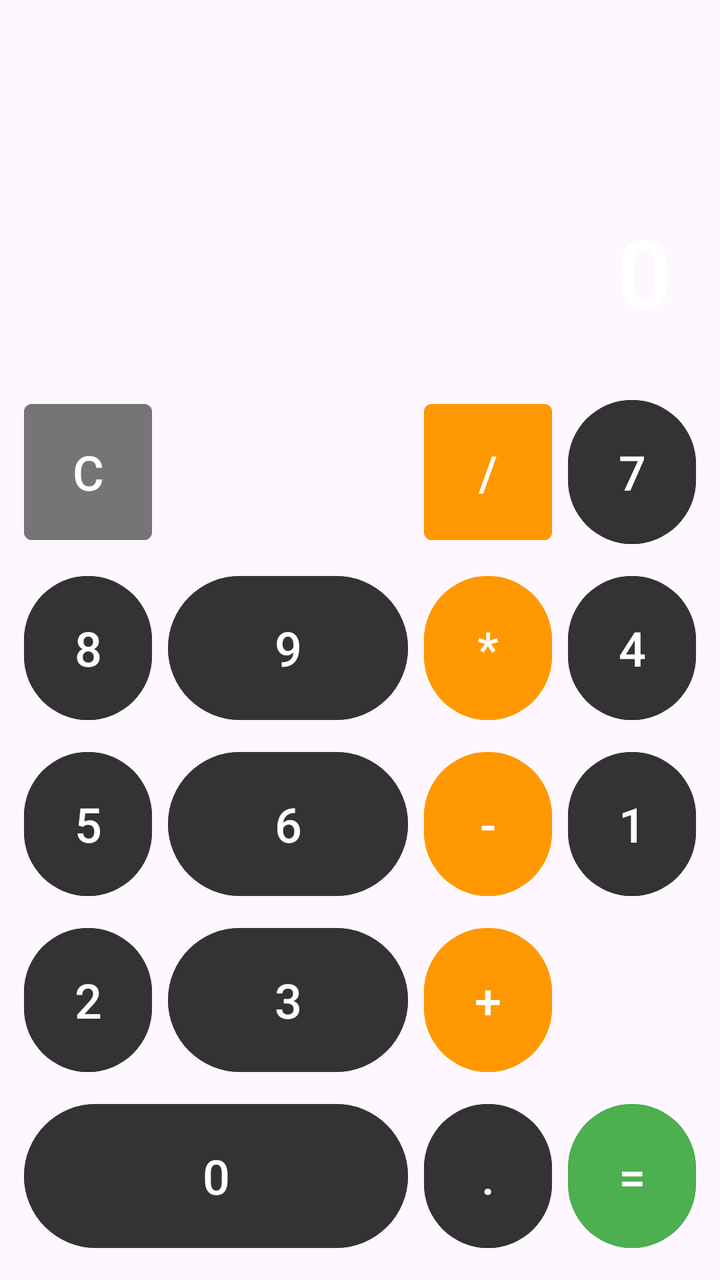
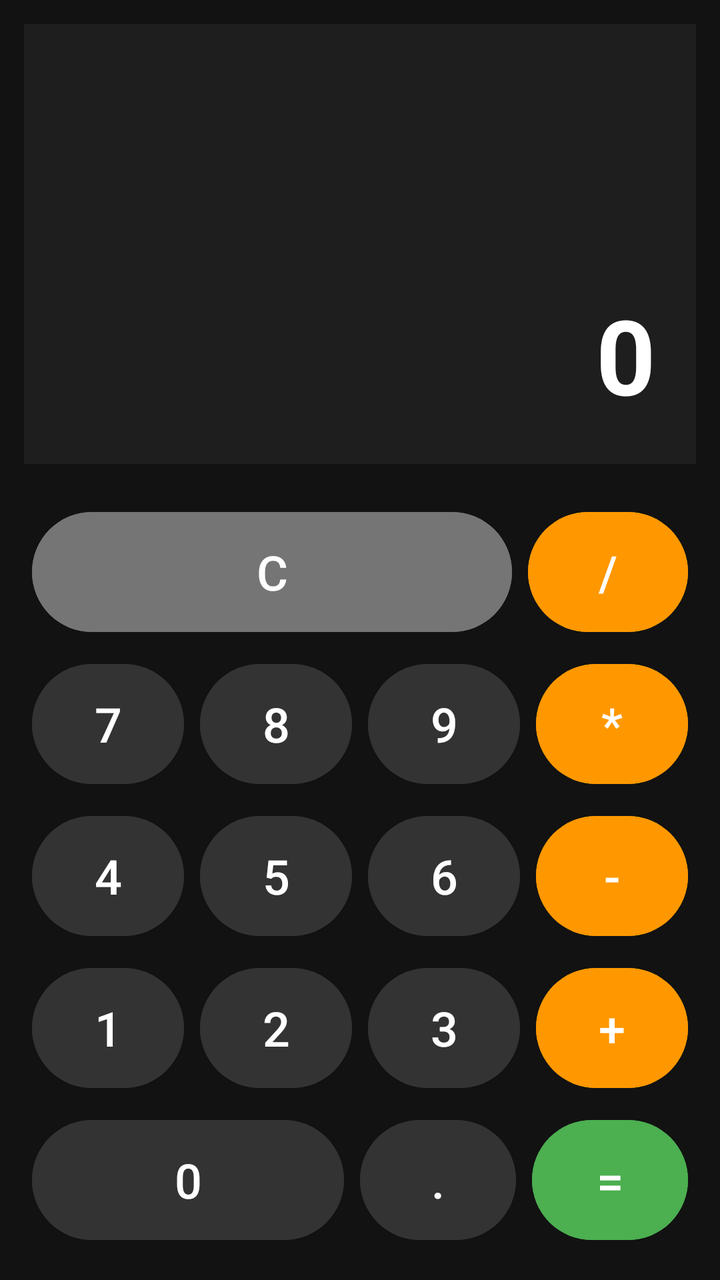

Two renders of the same Android screen: before a commit and after it. Below are the layout's source before the change and the commit's diff.
<!-- AndroidManifest.xml: application theme Theme.Rolin -->
<!-- res/layout/activity_calculadora.xml -->
<?xml version="1.0" encoding="utf-8"?>
<androidx.constraintlayout.widget.ConstraintLayout xmlns:android="http://schemas.android.com/apk/res/android"
    xmlns:app="http://schemas.android.com/apk/res-auto"
    xmlns:tools="http://schemas.android.com/tools"
    android:id="@+id/main"
    android:layout_width="match_parent"
    android:layout_height="match_parent"
    tools:context=".CalculadoraAc">

    <TextView
        android:id="@+id/tvResultado"
        android:layout_width="0dp"
        android:layout_height="wrap_content"
        android:layout_margin="24dp"
        android:gravity="end|bottom"
        android:maxLines="2"
        android:text="0"
        android:textColor="#FFFFFF"
        android:textSize="48sp"
        android:textStyle="bold"
        app:layout_constraintBottom_toTopOf="@+id/gridLayout"
        app:layout_constraintEnd_toEndOf="parent"
        app:layout_constraintStart_toStartOf="parent"
        app:layout_constraintTop_toTopOf="parent"
        app:layout_constraintVertical_bias="1.0" />

    <GridLayout
        android:id="@+id/gridLayout"
        android:layout_width="0dp"
        android:layout_height="wrap_content"
        android:layout_margin="8dp"
        android:columnCount="4"
        android:rowCount="5"
        app:layout_constraintBottom_toBottomOf="parent"
        app:layout_constraintEnd_toEndOf="parent"
        app:layout_constraintStart_toStartOf="parent">

        <Button
            android:id="@+id/btnLimpiar"
            style="@style/Widget.MaterialComponents.Button"
            android:layout_width="0dp"
            android:layout_height="80dp"
            android:layout_columnWeight="1"
            android:layout_margin="4dp"
            android:backgroundTint="#757575"
            android:text="C"
            android:textColor="#FFFFFF"
            android:textSize="24sp" />

        <Space
            android:layout_width="0dp"
            android:layout_height="80dp"
            android:layout_columnWeight="2" />

        <Button
            android:id="@+id/btnDividir"
            style="@style/Widget.MaterialComponents.Button"
            android:layout_width="0dp"
            android:layout_height="80dp"
            android:layout_columnWeight="1"
            android:layout_margin="4dp"
            android:backgroundTint="#FF9800"
            android:text="/"
            android:textColor="#FFFFFF"
            android:textSize="24sp" />

        
        <Button
            android:id="@+id/btn7"
            android:layout_width="0dp"
            android:layout_height="80dp"
            android:layout_columnWeight="1"
            android:layout_margin="4dp"
            android:backgroundTint="#333333"
            android:text="7"
            android:textColor="#FFFFFF"
            android:textSize="24sp" />

        <Button
            android:id="@+id/btn8"
            android:layout_width="0dp"
            android:layout_height="80dp"
            android:layout_columnWeight="1"
            android:layout_margin="4dp"
            android:backgroundTint="#333333"
            android:text="8"
            android:textColor="#FFFFFF"
            android:textSize="24sp" />

        <Button
            android:id="@+id/btn9"
            android:layout_width="0dp"
            android:layout_height="80dp"
            android:layout_columnWeight="1"
            android:layout_margin="4dp"
            android:backgroundTint="#333333"
            android:text="9"
            android:textColor="#FFFFFF"
            android:textSize="24sp" />

        <Button
            android:id="@+id/btnMultiplicar"
            android:layout_width="0dp"
            android:layout_height="80dp"
            android:layout_columnWeight="1"
            android:layout_margin="4dp"
            android:backgroundTint="#FF9800"
            android:text="*"
            android:textColor="#FFFFFF"
            android:textSize="24sp" />

        
        <Button
            android:id="@+id/btn4"
            android:layout_width="0dp"
            android:layout_height="80dp"
            android:layout_columnWeight="1"
            android:layout_margin="4dp"
            android:backgroundTint="#333333"
            android:text="4"
            android:textColor="#FFFFFF"
            android:textSize="24sp" />

        <Button
            android:id="@+id/btn5"
            android:layout_width="0dp"
            android:layout_height="80dp"
            android:layout_columnWeight="1"
            android:layout_margin="4dp"
            android:backgroundTint="#333333"
            android:text="5"
            android:textColor="#FFFFFF"
            android:textSize="24sp" />

        <Button
            android:id="@+id/btn6"
            android:layout_width="0dp"
            android:layout_height="80dp"
            android:layout_columnWeight="1"
            android:layout_margin="4dp"
            android:backgroundTint="#333333"
            android:text="6"
            android:textColor="#FFFFFF"
            android:textSize="24sp" />

        <Button
            android:id="@+id/btnRestar"
            android:layout_width="0dp"
            android:layout_height="80dp"
            android:layout_columnWeight="1"
            android:layout_margin="4dp"
            android:backgroundTint="#FF9800"
            android:text="-"
            android:textColor="#FFFFFF"
            android:textSize="24sp" />

        
        <Button
            android:id="@+id/btn1"
            android:layout_width="0dp"
            android:layout_height="80dp"
            android:layout_columnWeight="1"
            android:layout_margin="4dp"
            android:backgroundTint="#333333"
            android:text="1"
            android:textColor="#FFFFFF"
            android:textSize="24sp" />

        <Button
            android:id="@+id/btn2"
            android:layout_width="0dp"
            android:layout_height="80dp"
            android:layout_columnWeight="1"
            android:layout_margin="4dp"
            android:backgroundTint="#333333"
            android:text="2"
            android:textColor="#FFFFFF"
            android:textSize="24sp" />

        <Button
            android:id="@+id/btn3"
            android:layout_width="0dp"
            android:layout_height="80dp"
            android:layout_columnWeight="1"
            android:layout_margin="4dp"
            android:backgroundTint="#333333"
            android:text="3"
            android:textColor="#FFFFFF"
            android:textSize="24sp" />

        <Button
            android:id="@+id/btnSumar"
            android:layout_width="0dp"
            android:layout_height="80dp"
            android:layout_columnWeight="1"
            android:layout_margin="4dp"
            android:backgroundTint="#FF9800"
            android:text="+"
            android:textColor="#FFFFFF"
            android:textSize="24sp" />

        
        <Button
            android:id="@+id/btn0"
            android:layout_width="0dp"
            android:layout_height="80dp"
            android:layout_columnSpan="2"
            android:layout_columnWeight="2"
            android:layout_margin="4dp"
            android:backgroundTint="#333333"
            android:text="0"
            android:textColor="#FFFFFF"
            android:textSize="24sp" />

        <Button
            android:id="@+id/btnPunto"
            android:layout_width="0dp"
            android:layout_height="80dp"
            android:layout_columnWeight="1"
            android:layout_margin="4dp"
            android:backgroundTint="#333333"
            android:text="."
            android:textColor="#FFFFFF"
            android:textSize="24sp" />

        <Button
            android:id="@+id/btnIgual"
            android:layout_width="0dp"
            android:layout_height="80dp"
            android:layout_columnWeight="1"
            android:layout_margin="4dp"
            android:backgroundTint="#4CAF50"
            android:text="="
            android:textColor="#FFFFFF"
            android:textSize="24sp" />

    </GridLayout>

</androidx.constraintlayout.widget.ConstraintLayout>
<!-- resources referenced by this layout -->
<resources>
  <style name="Theme.Rolin" parent="Base.Theme.Rolin" />
  <style name="Base.Theme.Rolin" parent="Theme.Material3.DayNight.NoActionBar">
          
          
      </style>
</resources>

<!-- the commit's change to res/layout/activity_calculadora.xml (unified diff, before → after) -->
@@ -5,235 +5,254 @@
     android:id="@+id/main"
     android:layout_width="match_parent"
     android:layout_height="match_parent"
+    android:background="#121212"
+    android:padding="12dp"
     tools:context=".CalculadoraAc">
 
     <TextView
         android:id="@+id/tvResultado"
         android:layout_width="0dp"
-        android:layout_height="wrap_content"
-        android:layout_margin="24dp"
+        android:layout_height="0dp"
+        android:layout_marginBottom="16dp"
+        android:background="#1E1E1E"
         android:gravity="end|bottom"
         android:maxLines="2"
+        android:padding="20dp"
         android:text="0"
         android:textColor="#FFFFFF"
-        android:textSize="48sp"
+        android:textSize="52sp"
         android:textStyle="bold"
-        app:layout_constraintBottom_toTopOf="@+id/gridLayout"
+        app:layout_constraintBottom_toTopOf="@id/contenedorTeclado"
         app:layout_constraintEnd_toEndOf="parent"
         app:layout_constraintStart_toStartOf="parent"
-        app:layout_constraintTop_toTopOf="parent"
-        app:layout_constraintVertical_bias="1.0" />
-
-    <GridLayout
-        android:id="@+id/gridLayout"
+        app:layout_constraintTop_toTopOf="parent" />
+
+    <LinearLayout
+        android:id="@+id/contenedorTeclado"
         android:layout_width="0dp"
         android:layout_height="wrap_content"
-        android:layout_margin="8dp"
-        android:columnCount="4"
-        android:rowCount="5"
+        android:orientation="vertical"
         app:layout_constraintBottom_toBottomOf="parent"
         app:layout_constraintEnd_toEndOf="parent"
         app:layout_constraintStart_toStartOf="parent">
 
-        <Button
-            android:id="@+id/btnLimpiar"
-            style="@style/Widget.MaterialComponents.Button"
-            android:layout_width="0dp"
-            android:layout_height="80dp"
-            android:layout_columnWeight="1"
-            android:layout_margin="4dp"
-            android:backgroundTint="#757575"
-            android:text="C"
-            android:textColor="#FFFFFF"
-            android:textSize="24sp" />
-
-        <Space
-            android:layout_width="0dp"
-            android:layout_height="80dp"
-            android:layout_columnWeight="2" />
-
-        <Button
-            android:id="@+id/btnDividir"
-            style="@style/Widget.MaterialComponents.Button"
-            android:layout_width="0dp"
-            android:layout_height="80dp"
-            android:layout_columnWeight="1"
-            android:layout_margin="4dp"
-            android:backgroundTint="#FF9800"
-            android:text="/"
-            android:textColor="#FFFFFF"
-            android:textSize="24sp" />
-
-        
-        <Button
-            android:id="@+id/btn7"
-            android:layout_width="0dp"
-            android:layout_height="80dp"
-            android:layout_columnWeight="1"
-            android:layout_margin="4dp"
-            android:backgroundTint="#333333"
-            android:text="7"
-            android:textColor="#FFFFFF"
-            android:textSize="24sp" />
-
-        <Button
-            android:id="@+id/btn8"
-            android:layout_width="0dp"
-            android:layout_height="80dp"
-            android:layout_columnWeight="1"
-            android:layout_margin="4dp"
-            android:backgroundTint="#333333"
-            android:text="8"
-            android:textColor="#FFFFFF"
-            android:textSize="24sp" />
-
-        <Button
-            android:id="@+id/btn9"
-            android:layout_width="0dp"
-            android:layout_height="80dp"
-            android:layout_columnWeight="1"
-            android:layout_margin="4dp"
-            android:backgroundTint="#333333"
-            android:text="9"
-            android:textColor="#FFFFFF"
-            android:textSize="24sp" />
-
-        <Button
-            android:id="@+id/btnMultiplicar"
-            android:layout_width="0dp"
-            android:layout_height="80dp"
-            android:layout_columnWeight="1"
-            android:layout_margin="4dp"
-            android:backgroundTint="#FF9800"
-            android:text="*"
-            android:textColor="#FFFFFF"
-            android:textSize="24sp" />
-
-        
-        <Button
-            android:id="@+id/btn4"
-            android:layout_width="0dp"
-            android:layout_height="80dp"
-            android:layout_columnWeight="1"
-            android:layout_margin="4dp"
-            android:backgroundTint="#333333"
-            android:text="4"
-            android:textColor="#FFFFFF"
-            android:textSize="24sp" />
-
-        <Button
-            android:id="@+id/btn5"
-            android:layout_width="0dp"
-            android:layout_height="80dp"
-            android:layout_columnWeight="1"
-            android:layout_margin="4dp"
-            android:backgroundTint="#333333"
-            android:text="5"
-            android:textColor="#FFFFFF"
-            android:textSize="24sp" />
-
-        <Button
-            android:id="@+id/btn6"
-            android:layout_width="0dp"
-            android:layout_height="80dp"
-            android:layout_columnWeight="1"
-            android:layout_margin="4dp"
-            android:backgroundTint="#333333"
-            android:text="6"
-            android:textColor="#FFFFFF"
-            android:textSize="24sp" />
-
-        <Button
-            android:id="@+id/btnRestar"
-            android:layout_width="0dp"
-            android:layout_height="80dp"
-            android:layout_columnWeight="1"
-            android:layout_margin="4dp"
-            android:backgroundTint="#FF9800"
-            android:text="-"
-            android:textColor="#FFFFFF"
-            android:textSize="24sp" />
-
-        
-        <Button
-            android:id="@+id/btn1"
-            android:layout_width="0dp"
-            android:layout_height="80dp"
-            android:layout_columnWeight="1"
-            android:layout_margin="4dp"
-            android:backgroundTint="#333333"
-            android:text="1"
-            android:textColor="#FFFFFF"
-            android:textSize="24sp" />
-
-        <Button
-            android:id="@+id/btn2"
-            android:layout_width="0dp"
-            android:layout_height="80dp"
-            android:layout_columnWeight="1"
-            android:layout_margin="4dp"
-            android:backgroundTint="#333333"
-            android:text="2"
-            android:textColor="#FFFFFF"
-            android:textSize="24sp" />
-
-        <Button
-            android:id="@+id/btn3"
-            android:layout_width="0dp"
-            android:layout_height="80dp"
-            android:layout_columnWeight="1"
-            android:layout_margin="4dp"
-            android:backgroundTint="#333333"
-            android:text="3"
-            android:textColor="#FFFFFF"
-            android:textSize="24sp" />
-
-        <Button
-            android:id="@+id/btnSumar"
-            android:layout_width="0dp"
-            android:layout_height="80dp"
-            android:layout_columnWeight="1"
-            android:layout_margin="4dp"
-            android:backgroundTint="#FF9800"
-            android:text="+"
-            android:textColor="#FFFFFF"
-            android:textSize="24sp" />
-
-        
-        <Button
-            android:id="@+id/btn0"
-            android:layout_width="0dp"
-            android:layout_height="80dp"
-            android:layout_columnSpan="2"
-            android:layout_columnWeight="2"
-            android:layout_margin="4dp"
-            android:backgroundTint="#333333"
-            android:text="0"
-            android:textColor="#FFFFFF"
-            android:textSize="24sp" />
-
-        <Button
-            android:id="@+id/btnPunto"
-            android:layout_width="0dp"
-            android:layout_height="80dp"
-            android:layout_columnWeight="1"
-            android:layout_margin="4dp"
-            android:backgroundTint="#333333"
-            android:text="."
-            android:textColor="#FFFFFF"
-            android:textSize="24sp" />
-
-        <Button
-            android:id="@+id/btnIgual"
-            android:layout_width="0dp"
-            android:layout_height="80dp"
-            android:layout_columnWeight="1"
-            android:layout_margin="4dp"
-            android:backgroundTint="#4CAF50"
-            android:text="="
-            android:textColor="#FFFFFF"
-            android:textSize="24sp" />
-
-    </GridLayout>
+        <LinearLayout
+            android:layout_width="match_parent"
+            android:layout_height="76dp"
+            android:orientation="horizontal">
+
+            <Button
+                android:id="@+id/btnLimpiar"
+                android:layout_width="0dp"
+                android:layout_height="match_parent"
+                android:layout_margin="4dp"
+                android:layout_weight="3"
+                android:backgroundTint="#757575"
+                android:text="C"
+                android:textColor="#FFFFFF"
+                android:textSize="24sp" />
+
+            <Button
+                android:id="@+id/btnDividir"
+                android:layout_width="0dp"
+                android:layout_height="match_parent"
+                android:layout_margin="4dp"
+                android:layout_weight="1"
+                android:backgroundTint="#FF9800"
+                android:text="/"
+                android:textColor="#FFFFFF"
+                android:textSize="24sp" />
+        </LinearLayout>
+
+        <LinearLayout
+            android:layout_width="match_parent"
+            android:layout_height="76dp"
+            android:orientation="horizontal">
+
+            <Button
+                android:id="@+id/btn7"
+                android:layout_width="0dp"
+                android:layout_height="match_parent"
+                android:layout_margin="4dp"
+                android:layout_weight="1"
+                android:backgroundTint="#333333"
+                android:text="7"
+                android:textColor="#FFFFFF"
+                android:textSize="24sp" />
+
+            <Button
+                android:id="@+id/btn8"
+                android:layout_width="0dp"
+                android:layout_height="match_parent"
+                android:layout_margin="4dp"
+                android:layout_weight="1"
+                android:backgroundTint="#333333"
+                android:text="8"
+                android:textColor="#FFFFFF"
+                android:textSize="24sp" />
+
+            <Button
+                android:id="@+id/btn9"
+                android:layout_width="0dp"
+                android:layout_height="match_parent"
+                android:layout_margin="4dp"
+                android:layout_weight="1"
+                android:backgroundTint="#333333"
+                android:text="9"
+                android:textColor="#FFFFFF"
+                android:textSize="24sp" />
+
+            <Button
+                android:id="@+id/btnMultiplicar"
+                android:layout_width="0dp"
+                android:layout_height="match_parent"
+                android:layout_margin="4dp"
+                android:layout_weight="1"
+                android:backgroundTint="#FF9800"
+                android:text="*"
+                android:textColor="#FFFFFF"
+                android:textSize="24sp" />
+        </LinearLayout>
+
+        <LinearLayout
+            android:layout_width="match_parent"
+            android:layout_height="76dp"
+            android:orientation="horizontal">
+
+            <Button
+                android:id="@+id/btn4"
+                android:layout_width="0dp"
+                android:layout_height="match_parent"
+                android:layout_margin="4dp"
+                android:layout_weight="1"
+                android:backgroundTint="#333333"
+                android:text="4"
+                android:textColor="#FFFFFF"
+                android:textSize="24sp" />
+
+            <Button
+                android:id="@+id/btn5"
+                android:layout_width="0dp"
+                android:layout_height="match_parent"
+                android:layout_margin="4dp"
+                android:layout_weight="1"
+                android:backgroundTint="#333333"
+                android:text="5"
+                android:textColor="#FFFFFF"
+                android:textSize="24sp" />
+
+            <Button
+                android:id="@+id/btn6"
+                android:layout_width="0dp"
+                android:layout_height="match_parent"
+                android:layout_margin="4dp"
+                android:layout_weight="1"
+                android:backgroundTint="#333333"
+                android:text="6"
+                android:textColor="#FFFFFF"
+                android:textSize="24sp" />
+
+            <Button
+                android:id="@+id/btnRestar"
+                android:layout_width="0dp"
+                android:layout_height="match_parent"
+                android:layout_margin="4dp"
+                android:layout_weight="1"
+                android:backgroundTint="#FF9800"
+                android:text="-"
+                android:textColor="#FFFFFF"
+                android:textSize="24sp" />
+        </LinearLayout>
+
+        <LinearLayout
+            android:layout_width="match_parent"
+            android:layout_height="76dp"
+            android:orientation="horizontal">
+
+            <Button
+                android:id="@+id/btn1"
+                android:layout_width="0dp"
+                android:layout_height="match_parent"
+                android:layout_margin="4dp"
+                android:layout_weight="1"
+                android:backgroundTint="#333333"
+                android:text="1"
+                android:textColor="#FFFFFF"
+                android:textSize="24sp" />
+
+            <Button
+                android:id="@+id/btn2"
+                android:layout_width="0dp"
+                android:layout_height="match_parent"
+                android:layout_margin="4dp"
+                android:layout_weight="1"
+                android:backgroundTint="#333333"
+                android:text="2"
+                android:textColor="#FFFFFF"
+                android:textSize="24sp" />
+
+            <Button
+                android:id="@+id/btn3"
+                android:layout_width="0dp"
+                android:layout_height="match_parent"
+                android:layout_margin="4dp"
+                android:layout_weight="1"
+                android:backgroundTint="#333333"
+                android:text="3"
+                android:textColor="#FFFFFF"
+                android:textSize="24sp" />
+
+            <Button
+                android:id="@+id/btnSumar"
+                android:layout_width="0dp"
+                android:layout_height="match_parent"
+                android:layout_margin="4dp"
+                android:layout_weight="1"
+                android:backgroundTint="#FF9800"
+                android:text="+"
+                android:textColor="#FFFFFF"
+                android:textSize="24sp" />
+        </LinearLayout>
+
+        <LinearLayout
+            android:layout_width="match_parent"
+            android:layout_height="76dp"
+            android:orientation="horizontal">
+
+            <Button
+                android:id="@+id/btn0"
+                android:layout_width="0dp"
+                android:layout_height="match_parent"
+                android:layout_margin="4dp"
+                android:layout_weight="2"
+                android:backgroundTint="#333333"
+                android:text="0"
+                android:textColor="#FFFFFF"
+                android:textSize="24sp" />
+
+            <Button
+                android:id="@+id/btnPunto"
+                android:layout_width="0dp"
+                android:layout_height="match_parent"
+                android:layout_margin="4dp"
+                android:layout_weight="1"
+                android:backgroundTint="#333333"
+                android:text="."
+                android:textColor="#FFFFFF"
+                android:textSize="24sp" />
+
+            <Button
+                android:id="@+id/btnIgual"
+                android:layout_width="0dp"
+                android:layout_height="match_parent"
+                android:layout_margin="4dp"
+                android:layout_weight="1"
+                android:backgroundTint="#4CAF50"
+                android:text="="
+                android:textColor="#FFFFFF"
+                android:textSize="24sp" />
+        </LinearLayout>
+
+    </LinearLayout>
 
 </androidx.constraintlayout.widget.ConstraintLayout>
